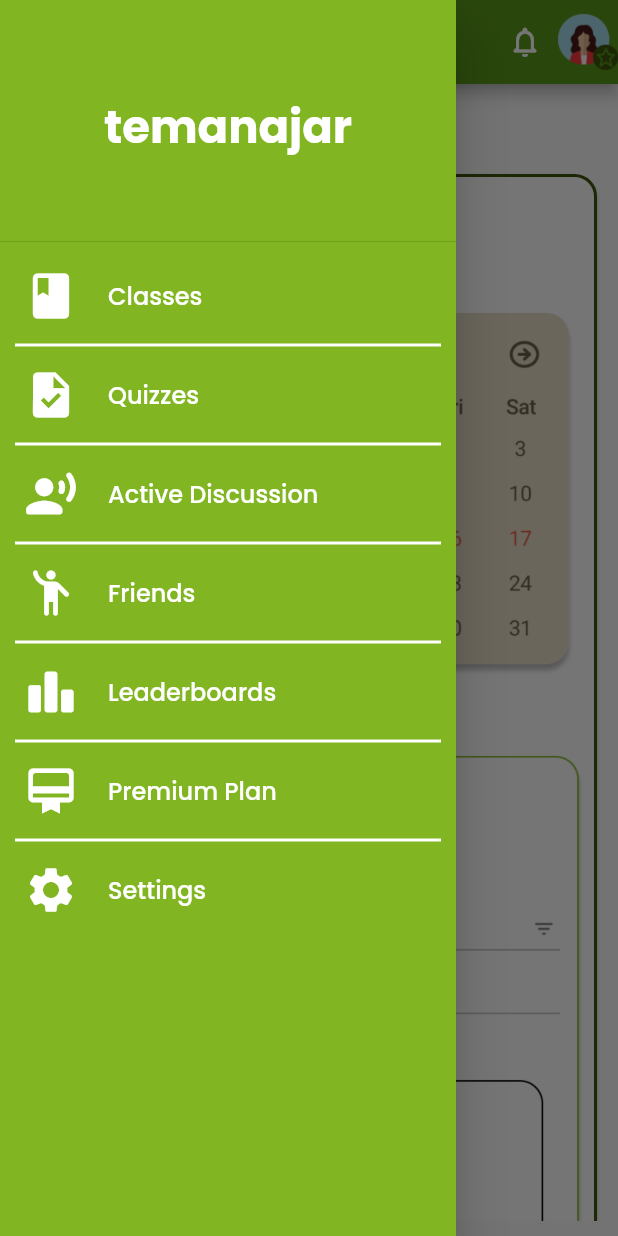
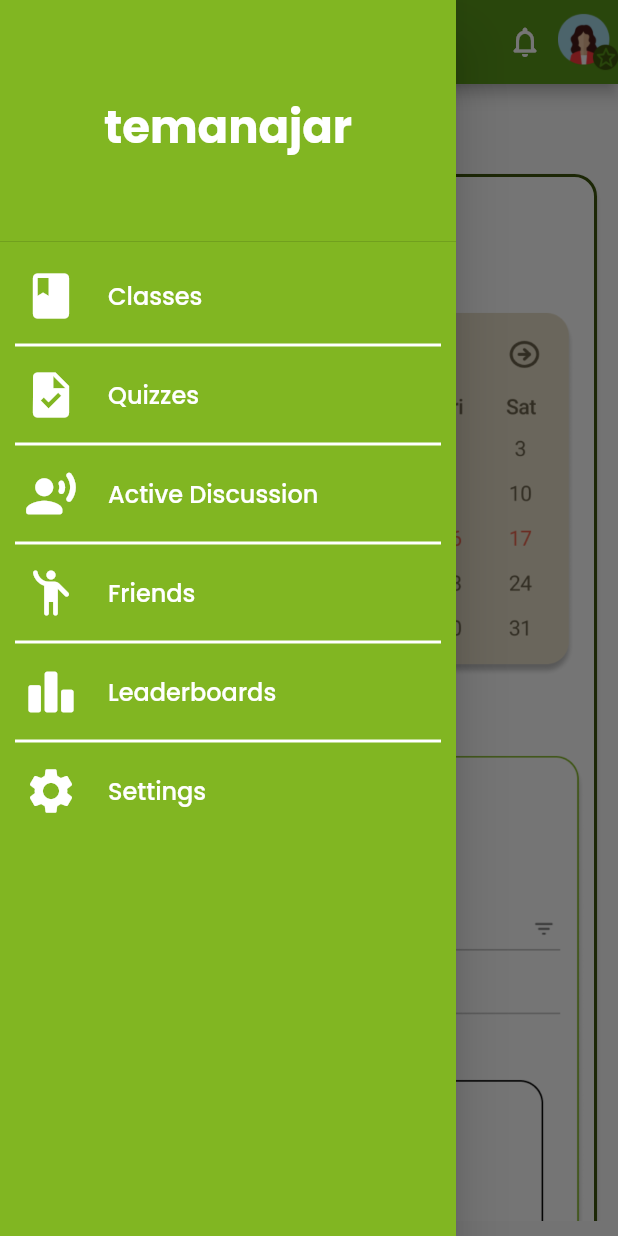
Before and after one commit to sabynn/temanajar_amygdala, a Flutter app: the InstructorMainPage screen opened directly, with the side drawer open, on a phone screen of 412 x 824 dp. Run offline on Flutter 3.47's test engine with Material 2 defaults, Android fonts, the phone set to English and light mode, and no system bars; our stand-ins replace google_fonts, percent_indicator.

Commit message:
Initial commit

```diff
--- a/lib/pages/instructor_mainpage.dart
+++ b/lib/pages/instructor_mainpage.dart
@@ -502,28 +502,6 @@ class InstructorMainPage extends StatelessWidget {
             ),
             ListTile(
               title: Text(
-                'Premium Plan',
-                style: GoogleFonts.poppins(
-                  fontSize: 16,
-                  color: Colors.white,
-                ),
-              ),
-              leading: const Icon(
-                Icons.wallet_membership_rounded,
-                color: Colors.white,
-                size: 36.0,
-              ),
-              onTap: () {},
-            ),
-            const Divider(
-              color: Colors.white,
-              height: 10,
-              thickness: 2,
-              indent: 10,
-              endIndent: 10,
-            ),
-            ListTile(
-              title: Text(
                 'Settings',
                 style: GoogleFonts.poppins(
                   fontSize: 16,
```
